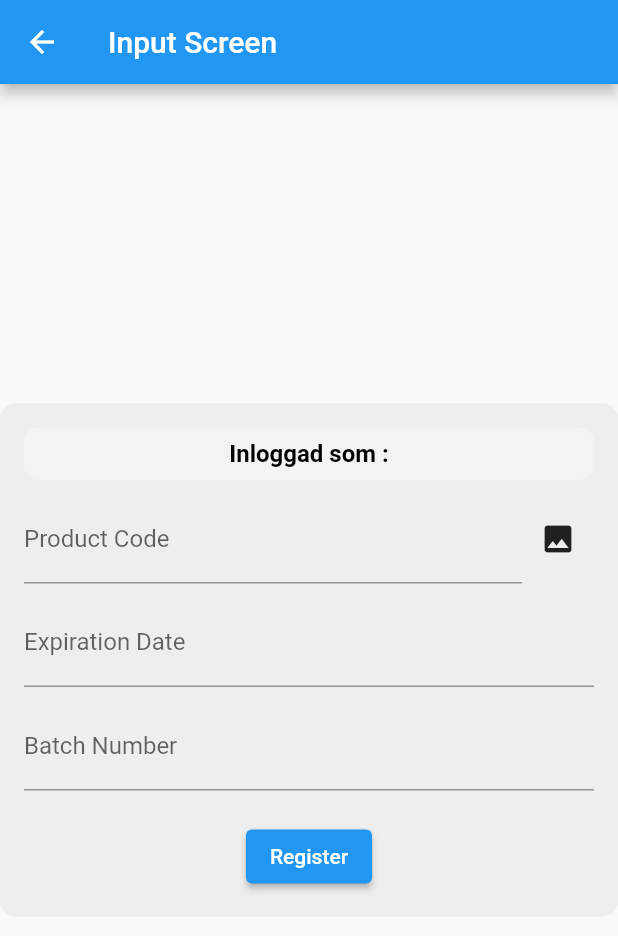
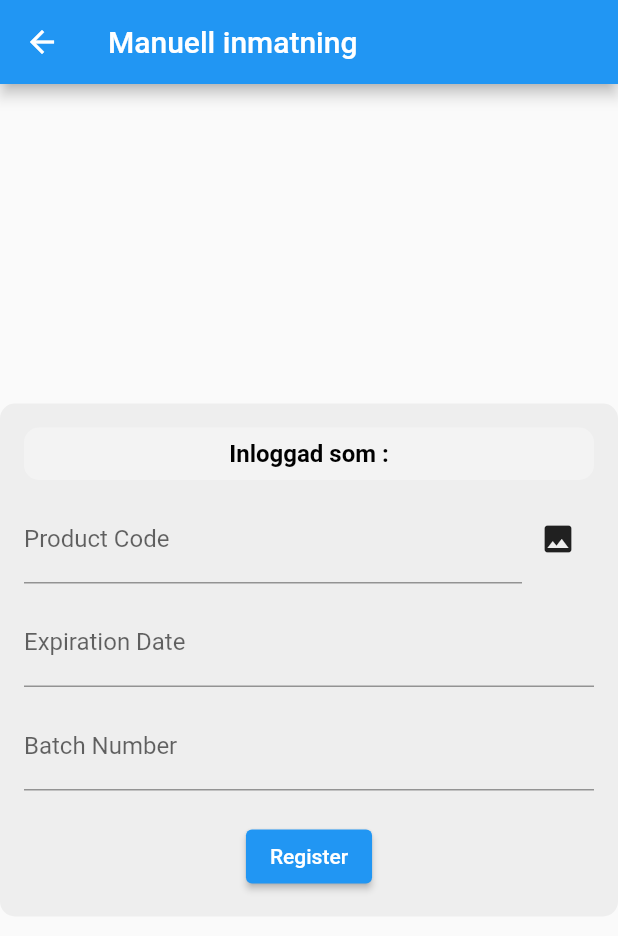
Before and after one commit to Christoffer-JL/Expiration-System-For-Nordic-Hospitals-And-Pharmacies, a Flutter app: the InputScreen screen opened by its route, on a phone screen of 412 x 824 dp. Shown: the top 936 px of the screen. Run offline on Flutter 3.47's test engine with Material 2 defaults, Android fonts, the phone set to English and light mode, and no system bars; our stand-ins replace dropdown_search, vibration; missing offline and left inert: mobile_scanner.

Commit message:
Minor changes to icons, texts and codebase

```diff
--- a/lib/pages/input_screen.dart
+++ b/lib/pages/input_screen.dart
@@ -64,7 +64,7 @@ class _InputScreenState extends State<InputScreen> {
 
     return Scaffold(
       appBar: AppBar(
-        title: const Text('Input Screen'),
+        title: const Text('Manuell inmatning'),
       ),
       body: Center(
         child: Container(
--- a/lib/widgets/expand_card.dart
+++ b/lib/widgets/expand_card.dart
@@ -236,8 +236,10 @@ class _ExpandCardExpireState extends State<ExpandCardExpire> {
                 duration: const Duration(milliseconds: 300),
                 child: Icon(
                   key: ValueKey<bool>(isExpanded),
-                  isExpanded ? Icons.arrow_drop_up : Icons.arrow_drop_down,
-                  color: const Color.fromARGB(255, 50, 189, 131),
+                  isExpanded
+                      ? Icons.keyboard_arrow_up
+                      : Icons.keyboard_arrow_down,
+                  color: Color.fromARGB(255, 0, 0, 0),
                 ),
               ),
               onPressed: () {
```
Also changed, not shown: 2 other files.
